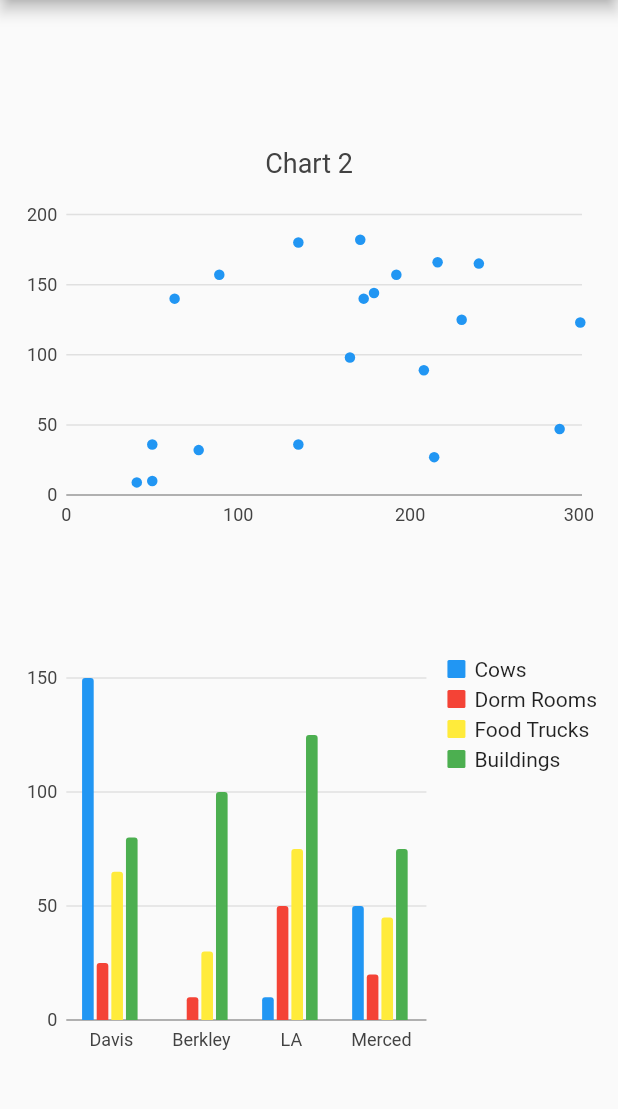
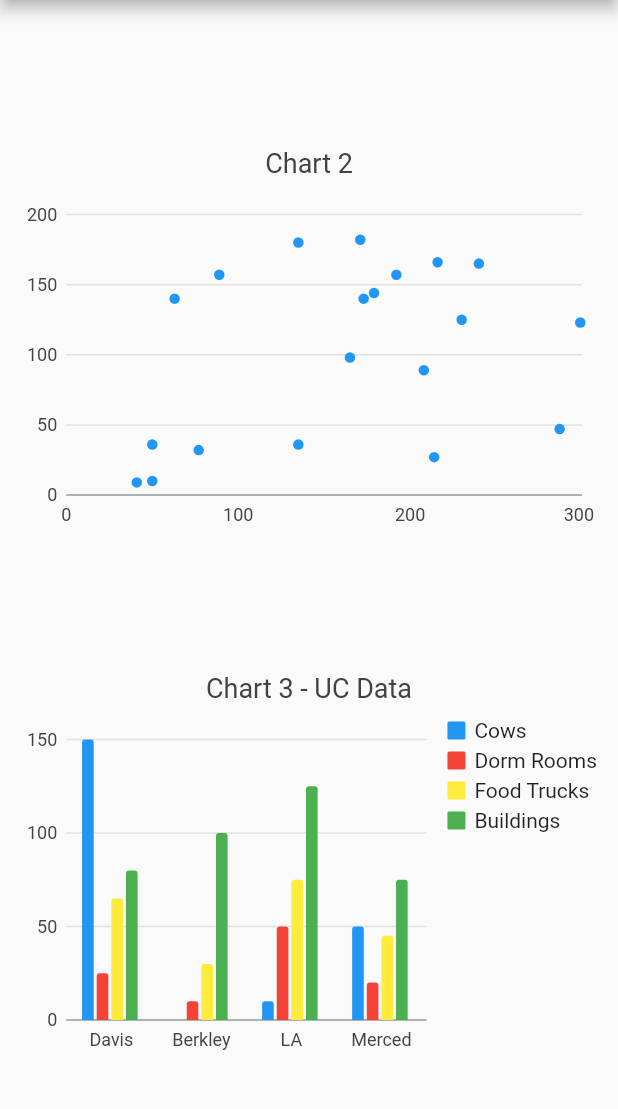
Before and after one commit to nnathalied/chart_app_flutter, a Flutter app: the screen it shows after launch, scrolled down 302 dp, on a phone screen of 412 x 824 dp, the part 84-1193 px from its top. Run offline on Flutter 3.47's test engine with Material 2 defaults, Android fonts, the phone set to English and light mode, and no system bars; our stand-ins replace charts_flutter.

Commit message:
charts done

```diff
--- a/lib/src/chart1.dart
+++ b/lib/src/chart1.dart
@@ -7,18 +7,18 @@ class Chart1 extends StatelessWidget {
 
   Chart1(this.seriesList);
 
-  /// Creates a [BarChart]
   factory Chart1.withSampleData() {
     return new Chart1(
       _createSampleData(),
     );
   }
+
   @override
   Widget build(BuildContext context) {
     return new charts.BarChart(
       seriesList,
       behaviors: [
-        new charts.ChartTitle('Chart 1',
+        new charts.ChartTitle('Chart 1 - Favorite Foods',
             behaviorPosition: charts.BehaviorPosition.top,
             titleOutsideJustification: charts.OutsideJustification.start,
             innerPadding: 18),
@@ -30,7 +30,7 @@ class Chart1 extends StatelessWidget {
     );
   }
 
-  /// Create one series with sample hard coded data
+  /// Series with sample hard coded data
   static List<charts.Series<FavFoods, String>> _createSampleData() {
     final data = [
       new FavFoods('Ice Cream', 30),
--- a/lib/src/chart3.dart
+++ b/lib/src/chart3.dart
@@ -29,6 +29,10 @@ class Chart3 extends StatelessWidget {
           cellPadding: new EdgeInsets.only(right: 4.0, bottom: 4.0),
           showMeasures: true,
         ),
+        new charts.ChartTitle('Chart 3 - UC Data',
+        behaviorPosition: charts.BehaviorPosition.top,
+        titleOutsideJustification: charts.OutsideJustification.start,
+        innerPadding: 18)
       ],
     );
   }
```
